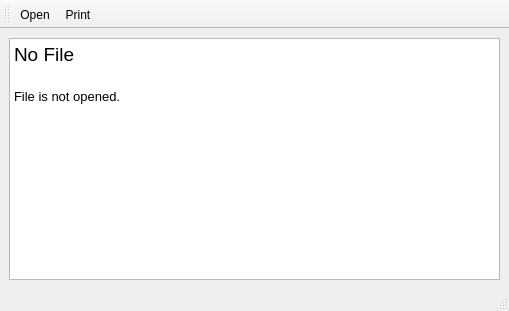
Old version of the form viewer_mainwin.ui in the repository enjoysoftware/cute-light-text-previewer.
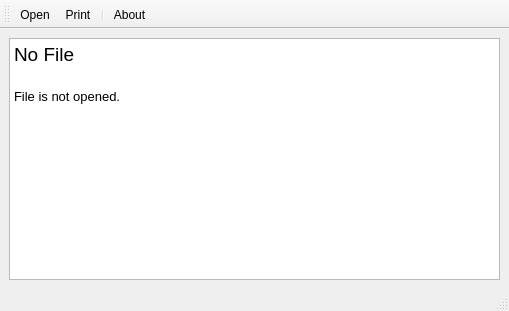
New version of the form. Icons and pictures are not drawn.

Commit message: Add about button

Diff of the .ui file:
```diff
--- a/viewer_mainwin.ui
+++ b/viewer_mainwin.ui
@@ -52,6 +52,8 @@
    </attribute>
    <addaction name="actionOpen_O"/>
    <addaction name="action_Print"/>
+   <addaction name="separator"/>
+   <addaction name="actionAbout"/>
   </widget>
   <action name="actionOpen_O">
    <property name="text">
@@ -72,6 +74,17 @@
     <string>P</string>
    </property>
   </action>
+  <action name="actionAbout">
+   <property name="icon">
+    <iconset theme="help-about"/>
+   </property>
+   <property name="text">
+    <string>About</string>
+   </property>
+   <property name="toolTip">
+    <string>About</string>
+   </property>
+  </action>
  </widget>
  <resources/>
  <connections/>
```
The commit also changes 2 other files.
